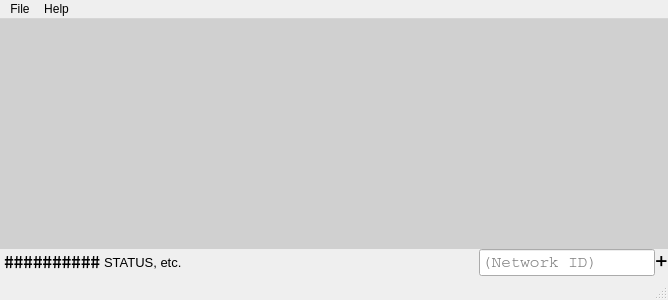
Above: ZeroTierUI/mainwindow.ui from zerotier/ZeroTierOne before the change. Below: the same form after it.
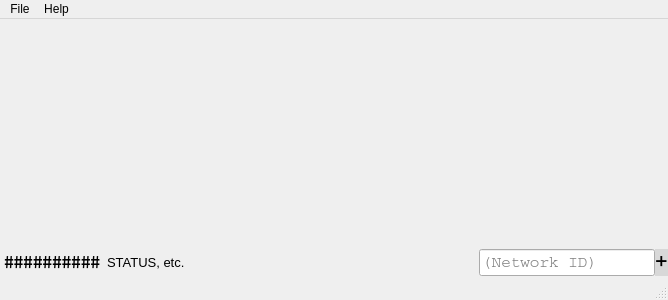
That is the form after the change. Icons and pictures are not drawn.

```diff
--- a/ZeroTierUI/mainwindow.ui
+++ b/ZeroTierUI/mainwindow.ui
@@ -41,13 +41,12 @@
       </property>
       <property name="styleSheet">
        <string notr="true">QListWidget#networkListWidget {
-	background-color: rgba(0,0,0,33);
+	background-color: transparent;
 }
 
 QListWidget#networkListWidget::Item {
 	background-color: palette(base);
-	padding: 0;
-	margin: 0 0 0.25em 0;
+	border: 0;
 }</string>
       </property>
       <property name="frameShape">
@@ -69,7 +68,7 @@
        <enum>QAbstractItemView::ScrollPerPixel</enum>
       </property>
       <property name="spacing">
-       <number>0</number>
+       <number>2</number>
       </property>
       <property name="uniformItemSizes">
        <bool>true</bool>
@@ -159,7 +158,9 @@
           <string>Your network connection status.</string>
          </property>
          <property name="styleSheet">
-          <string notr="true">padding: 0 0.75em 0 0.75em;</string>
+          <string notr="true">padding: 0 0.75em 0 0.75em;
+margin: 0 4px 0 0;
+</string>
          </property>
          <property name="text">
           <string>STATUS, etc.</string>
@@ -221,7 +222,7 @@
 	padding: 0 0.8em 0 0.8em;
 	margin: 0;
 	border: 0;
-	background: transparent;
+	background-color: rgba(0,0,0,25);
 }
 
 QPushButton:focus {
```
Left out of the diff: 5 changed lines with no effect on the pictures.
